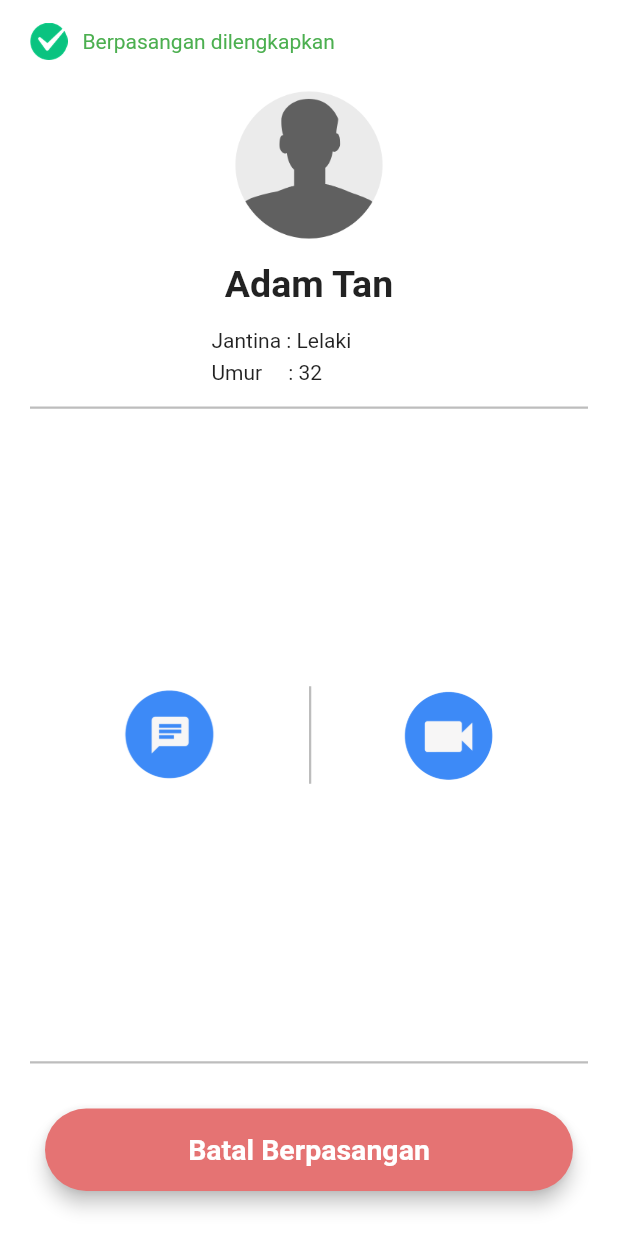
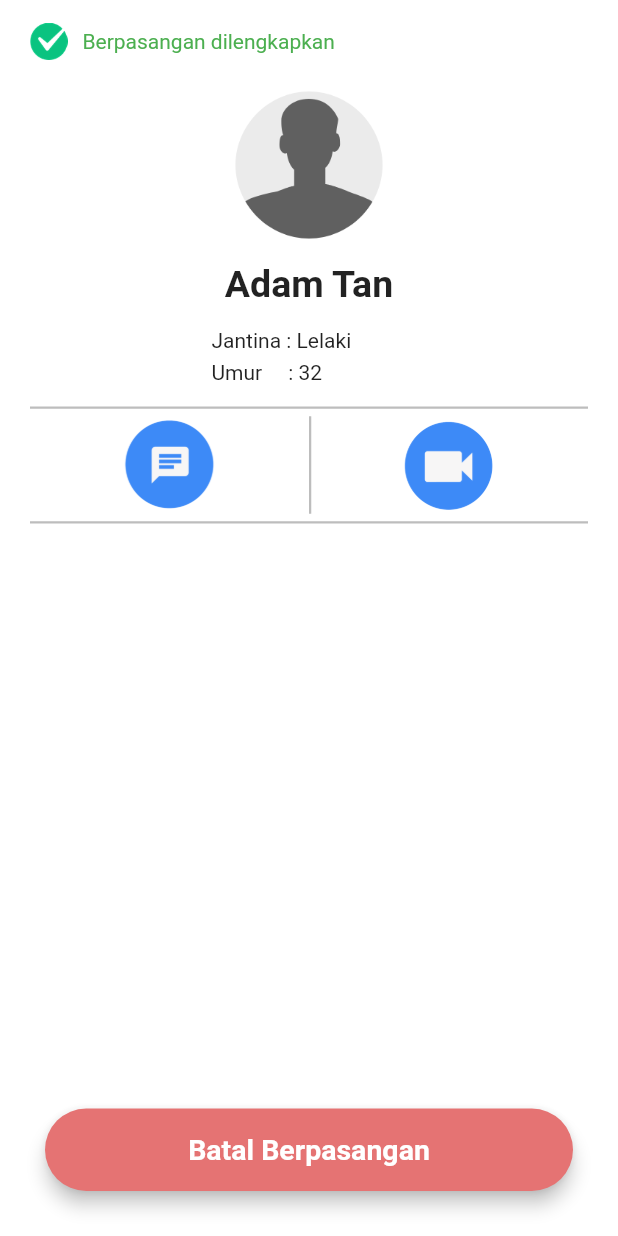
Before and after one commit to Hunzisong/DITE, a Flutter app: the OnDemandSuccessPage screen opened directly, on a phone screen of 412 x 824 dp. Run offline on Flutter 3.47's test engine with Material 2 defaults, Android fonts, the phone set to English and light mode, and no system bars; our stand-ins replace firebase_auth, flutter_slidable, flutter_spinkit, modal_progress_hud, permission_handler; missing offline and left inert: agora_rtc_engine; accounts and stored records are empty.

Commit message:
minor fix

```diff
--- a/lib/home/on_demand/on_demand_success.dart
+++ b/lib/home/on_demand/on_demand_success.dart
@@ -83,7 +83,7 @@ class OnDemandSuccessPage extends StatelessWidget {
                 )
               )
             ),
-            Expanded(
+            Flexible(
               child: Container(
                 decoration: BoxDecoration(
                   border: Border(
@@ -100,12 +100,9 @@ class OnDemandSuccessPage extends StatelessWidget {
                         width: MediaQuery.of(context).size.width / 2 - paddingLR,
                         child: InkWell(
                           onTap: onTapMessage,
-                          child: Hero(
-                              tag: 'message',
                           child: Image(
                               image: AssetImage('images/message.png')
                           )
-                          ),
                         )
                       ),
                       SizedBox(
@@ -119,12 +116,9 @@ class OnDemandSuccessPage extends StatelessWidget {
                           ),
                           child: InkWell(
                             onTap: onTapVideo,
-                            child: Hero(
-                                tag: 'video',
                             child: Image(
                                 image: AssetImage('images/video.png')
                             )
-                            ),
                           )
                         )
                       ),
```
Lines whose indentation alone changed are shown as unchanged.
